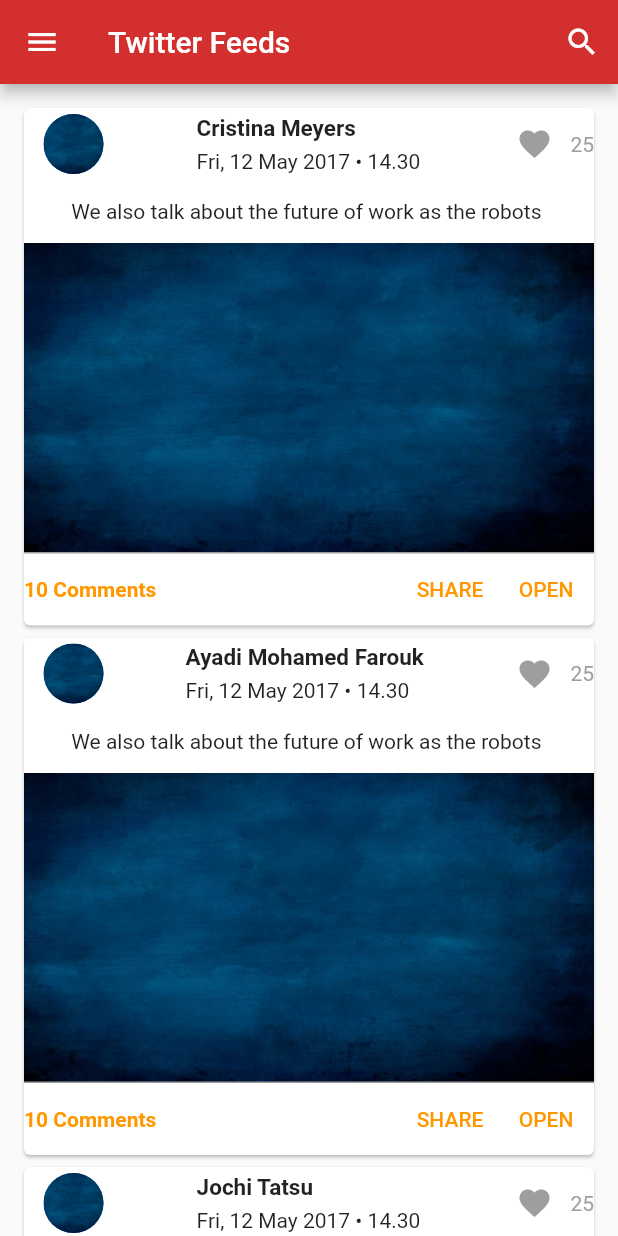
After one commit to Farouk615/News_Application, a Flutter app: the InstagramFeed screen opened directly, on a phone screen of 412 x 824 dp. The commit adds this screen. Run offline on Flutter 3.47's test engine with Material 2 defaults, Android fonts, the phone set to English and light mode, and no system bars; missing offline and left inert: dart:html, page_view_indicator.

Commit message:
Adding Instagram feed screen

```diff
--- a/lib/Shared UI/Drawer.dart
+++ b/lib/Shared UI/Drawer.dart
@@ -1,4 +1,5 @@
 import 'package:flutter/material.dart';
+import 'package:news_application/screens/Instagram_feed.dart';
 import 'package:news_application/screens/Twitter_feed.dart';
 import '../Models/NavMenuItem.dart';
 import '../screens/HeadlineNews.dart';
@@ -15,6 +16,8 @@ class _MyDrawerState extends State<MyDrawer> {
    NavMenuItem('On Boarding', ()=> Walkthrough()),
    NavMenuItem('Headline news', ()=>HeadlineNew()),
    NavMenuItem('Twitter Feeds', ()=>TwitterFeed()),
+   NavMenuItem('Instagram Feeds', ()=>InstagramFeed()),
+
 
  ];
   @override
--- /dev/null
+++ b/lib/screens/Instagram_feed.dart
@@ -0,0 +1,112 @@
+import 'package:flutter/material.dart';
+import 'package:news_application/Shared%20UI/Drawer.dart';
+class InstagramFeed extends StatefulWidget {
+  const InstagramFeed({Key? key}) : super(key: key);
+
+  @override
+  _InstagramFeedState createState() => _InstagramFeedState();
+}
+
+class _InstagramFeedState extends State<InstagramFeed> {
+  List<String> titles = ['Cristina Meyers', 'Ayadi Mohamed Farouk','Jochi Tatsu','Cristina Meyers', 'Ayadi Mohamed Farouk','Jochi Tatsu','Cristina Meyers', 'Ayadi Mohamed Farouk','Jochi Tatsu',];
+
+  @override
+  Widget build(BuildContext context) {
+    return Scaffold(
+        drawer: MyDrawer(),
+        appBar: AppBar(
+          title: Text('Twitter Feeds'),
+          actions: [IconButton(onPressed: () {}, icon: Icon(Icons.search)),],
+        ),
+        body: ListView.builder(padding: EdgeInsets.all(12) ,itemBuilder: (BuildContext context, int index) {
+
+          return Card(
+            child: _drawcard(titles[index]),
+          );
+
+        },  itemCount: 9, )
+    );
+
+  }
+  Widget _drawCircle(){
+    return CircleAvatar(
+      backgroundImage: ExactAssetImage('assets/images/back.jpg'),
+    );}
+  Widget _drawcard(String title){
+    return Column(
+        crossAxisAlignment: CrossAxisAlignment.start,
+        children: [
+          Row(
+            mainAxisAlignment: MainAxisAlignment.spaceBetween,
+              children: [
+                Padding(
+                  padding: const EdgeInsets.only(left: 13),
+                  child: _drawCircle(),
+                ),
+                Padding(
+                  padding: const EdgeInsets.only(left: 10),
+                  child: Column(
+                    crossAxisAlignment: CrossAxisAlignment.start,
+                    children: [
+                      Row(
+                        children: [
+                          Text(title,style: TextStyle(fontWeight: FontWeight.bold , fontSize: 15)),
+                          SizedBox(width: 5,),
+                        ],
+                      ),
+                      SizedBox(height: 5,),
+                      Text('Fri, 12 May 2017 • 14.30')
+                    ],
+                  ),
+                ),
+                Row(
+                  children: [
+                    IconButton(onPressed: (){}, icon: Icon(Icons.favorite,color: Colors.grey,)),
+                    Text('25',style: TextStyle(color: Colors.grey),),
+                  ],
+                )
+              ]
+          ),
+          Padding(
+            padding: const EdgeInsets.all( 13),
+            child: Center(child: Text('We also talk about the future of work as the robots ')),
+          ),
+          SizedBox(
+            width: double.infinity,
+            height: MediaQuery.of(context).size.height * 0.25,
+
+            child: Image(
+                image: ExactAssetImage('assets/images/back.jpg'), fit: BoxFit.fill
+            ),
+
+          ),
+          Container(
+            width: double.infinity,
+            height: 1,
+            color: Colors.grey,
+          ),
+          Row(
+            mainAxisAlignment: MainAxisAlignment.spaceBetween,
+            children: [
+
+              Row(
+                children: [
+                  Text('10 Comments',style: TextStyle(color: Colors.orange,fontWeight: FontWeight.bold),),
+                ],
+              ),
+              Row(
+                children: [
+                  TextButton(onPressed: (){}, child: Text('SHARE',style: TextStyle(color: Colors.orange),)),
+                  TextButton(onPressed: (){}, child: Text('OPEN',style: TextStyle(color: Colors.orange)))
+
+                ],
+              )
+
+            ],
+          )
+        ]
+    );
+
+  }
+
+}
```
